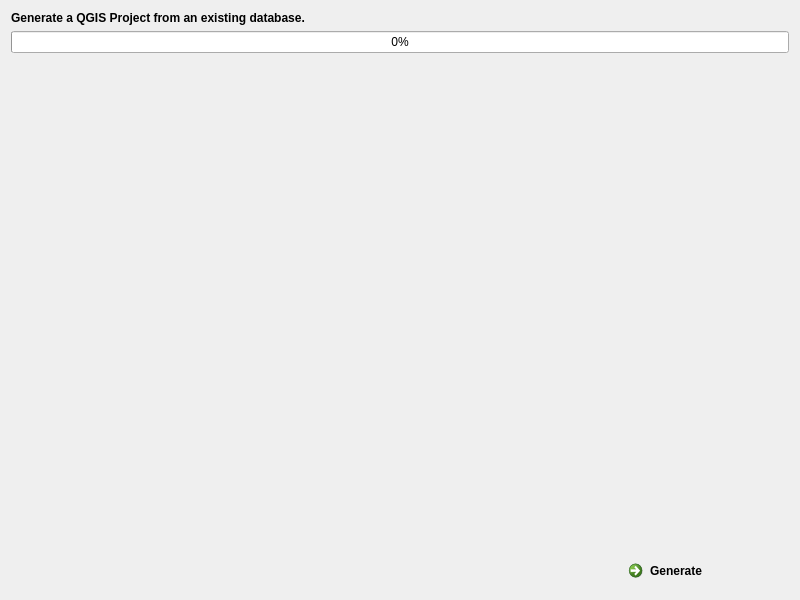
Old version of the form QgisModelBaker/ui/workflow_wizard/project_creation.ui in the repository opengisch/QgisModelBaker.
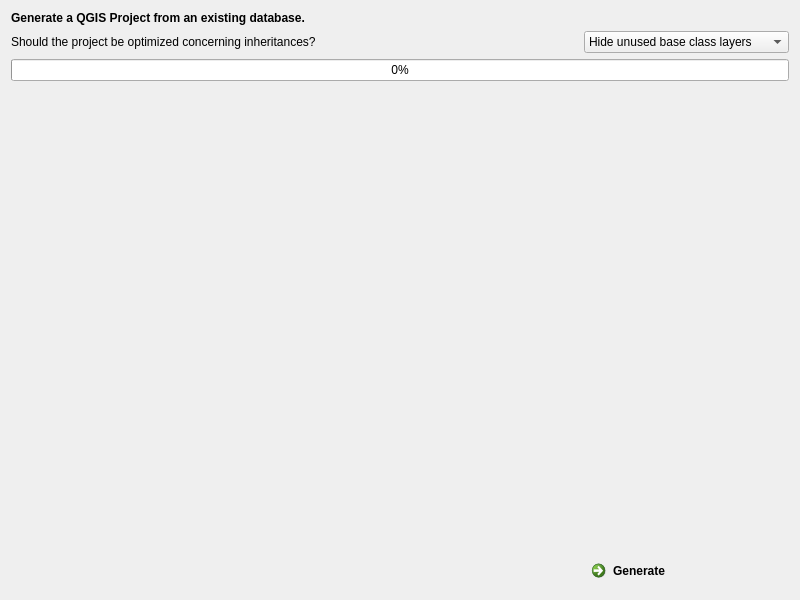
New version of the form.

Commit message: GUI for extended model optimization

What changed in the file:
```diff
--- a/QgisModelBaker/ui/workflow_wizard/project_creation.ui
+++ b/QgisModelBaker/ui/workflow_wizard/project_creation.ui
@@ -14,6 +14,63 @@
    <string>Select Files</string>
   </property>
   <layout class="QGridLayout" name="gridLayout">
+   <item row="4" column="0">
+    <spacer name="verticalSpacer">
+     <property name="orientation">
+      <enum>Qt::Vertical</enum>
+     </property>
+     <property name="sizeHint" stdset="0">
+      <size>
+       <width>20</width>
+       <height>40</height>
+      </size>
+     </property>
+    </spacer>
+   </item>
+   <item row="2" column="1">
+    <widget class="QComboBox" name="optimize_combo">
+     <property name="sizePolicy">
+      <sizepolicy hsizetype="Maximum" vsizetype="Fixed">
+       <horstretch>0</horstretch>
+       <verstretch>0</verstretch>
+      </sizepolicy>
+     </property>
+     <property name="toolTip">
+      <string>&lt;html&gt;&lt;head/&gt;&lt;body&gt;&lt;p&gt;&lt;span style=&quot; font-weight:600;&quot;&gt;Hide unused base class layers:&lt;/span&gt;&lt;/p&gt;&lt;p&gt;- Base class layers with same named extensions will be &lt;span style=&quot; font-style:italic;&quot;&gt;hidden&lt;/span&gt; and and base class layers with multiple extensions as well. Except if the extension is in the same model, then it's will &lt;span style=&quot; font-style:italic;&quot;&gt;not&lt;/span&gt; be &lt;span style=&quot; font-style:italic;&quot;&gt;hidden&lt;/span&gt; but &lt;span style=&quot; font-style:italic;&quot;&gt;renamed&lt;/span&gt;.&lt;/p&gt;&lt;p&gt;- Relations of hidden layers will &lt;span style=&quot; font-style:italic;&quot;&gt;not&lt;/span&gt; be &lt;span style=&quot; font-style:italic;&quot;&gt;created&lt;/span&gt; and with them &lt;span style=&quot; font-style:italic;&quot;&gt;no&lt;/span&gt; widgets&lt;br/&gt;&lt;/p&gt;&lt;p&gt;&lt;span style=&quot; font-weight:600;&quot;&gt;Group unused base class layers:&lt;/span&gt;&lt;/p&gt;&lt;p&gt;- Base class layers with same named extensions will be &lt;span style=&quot; font-style:italic;&quot;&gt;collected in a group&lt;/span&gt; and base class layers with multiple extensions as well. Except if the extension is in the same model, then it's will &lt;span style=&quot; font-style:italic;&quot;&gt;not&lt;/span&gt; be &lt;span style=&quot; font-style:italic;&quot;&gt;grouped&lt;/span&gt; but &lt;span style=&quot; font-style:italic;&quot;&gt;renamed&lt;/span&gt;.&lt;/p&gt;&lt;p&gt;- Relations of grouped layers will be &lt;span style=&quot; font-style:italic;&quot;&gt;created&lt;/span&gt; but the widgets &lt;span style=&quot; font-style:italic;&quot;&gt;notapplied&lt;/span&gt; to the form.&lt;/p&gt;&lt;/body&gt;&lt;/html&gt;</string>
+     </property>
+     <item>
+      <property name="text">
+       <string>Hide unused base class layers</string>
+      </property>
+     </item>
+     <item>
+      <property name="text">
+       <string>Group unused base class layers</string>
+      </property>
+     </item>
+     <item>
+      <property name="text">
+       <string>No optimization</string>
+      </property>
+     </item>
+    </widget>
+   </item>
+   <item row="2" column="0">
+    <widget class="QLabel" name="label">
+     <property name="sizePolicy">
+      <sizepolicy hsizetype="Fixed" vsizetype="Preferred">
+       <horstretch>0</horstretch>
+       <verstretch>0</verstretch>
+      </sizepolicy>
+     </property>
+     <property name="toolTip">
+      <string>&lt;html&gt;&lt;head/&gt;&lt;body&gt;&lt;p&gt;If you don't get it - nevermind and keep the default. If it's not like expected - try again with 'No optimization'...&lt;/p&gt;&lt;/body&gt;&lt;/html&gt;</string>
+     </property>
+     <property name="text">
+      <string>Should the project be optimized concerning inheritances?</string>
+     </property>
+    </widget>
+   </item>
    <item row="0" column="0" colspan="2">
     <widget class="QLabel" name="description">
      <property name="minimumSize">
@@ -39,27 +96,7 @@
      </property>
     </widget>
    </item>
-   <item row="4" column="0">
-    <spacer name="verticalSpacer">
-     <property name="orientation">
-      <enum>Qt::Vertical</enum>
-     </property>
-     <property name="sizeHint" stdset="0">
-      <size>
-       <width>20</width>
-       <height>40</height>
-      </size>
-     </property>
-    </spacer>
-   </item>
-   <item row="2" column="0" colspan="2">
-    <widget class="QProgressBar" name="progress_bar">
-     <property name="value">
-      <number>0</number>
-     </property>
-    </widget>
-   </item>
-   <item row="5" column="0">
+   <item row="6" column="0">
     <spacer name="horizontalSpacer">
      <property name="orientation">
       <enum>Qt::Horizontal</enum>
@@ -72,13 +109,20 @@
      </property>
     </spacer>
    </item>
-   <item row="5" column="1">
+   <item row="6" column="1">
     <widget class="QCommandLinkButton" name="create_project_button">
      <property name="text">
       <string>Generate</string>
      </property>
     </widget>
    </item>
+   <item row="3" column="0" colspan="2">
+    <widget class="QProgressBar" name="progress_bar">
+     <property name="value">
+      <number>0</number>
+     </property>
+    </widget>
+   </item>
   </layout>
  </widget>
  <resources/>
```
The commit also changes 1 other file.
